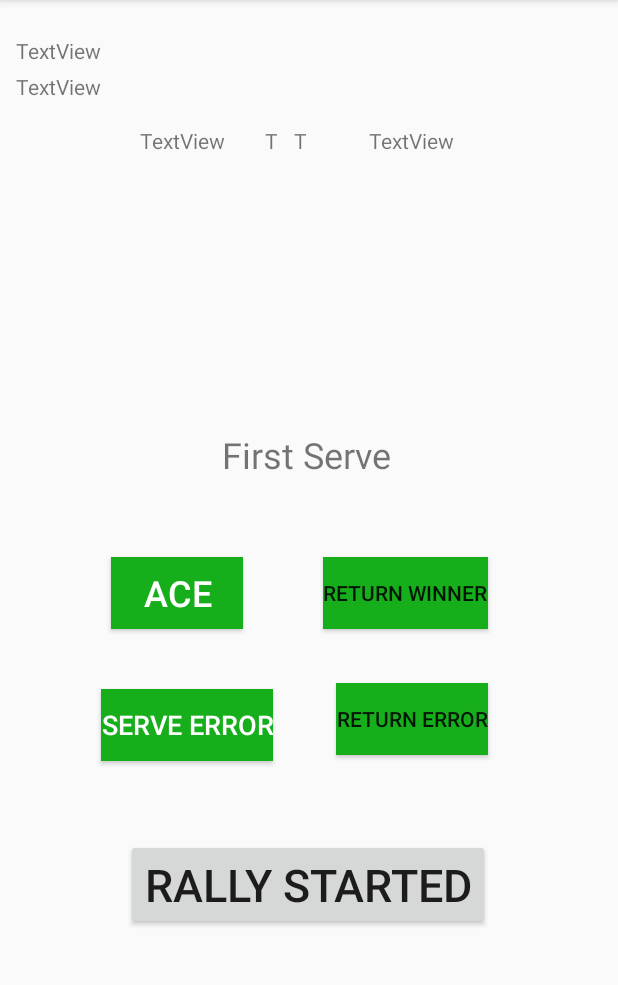
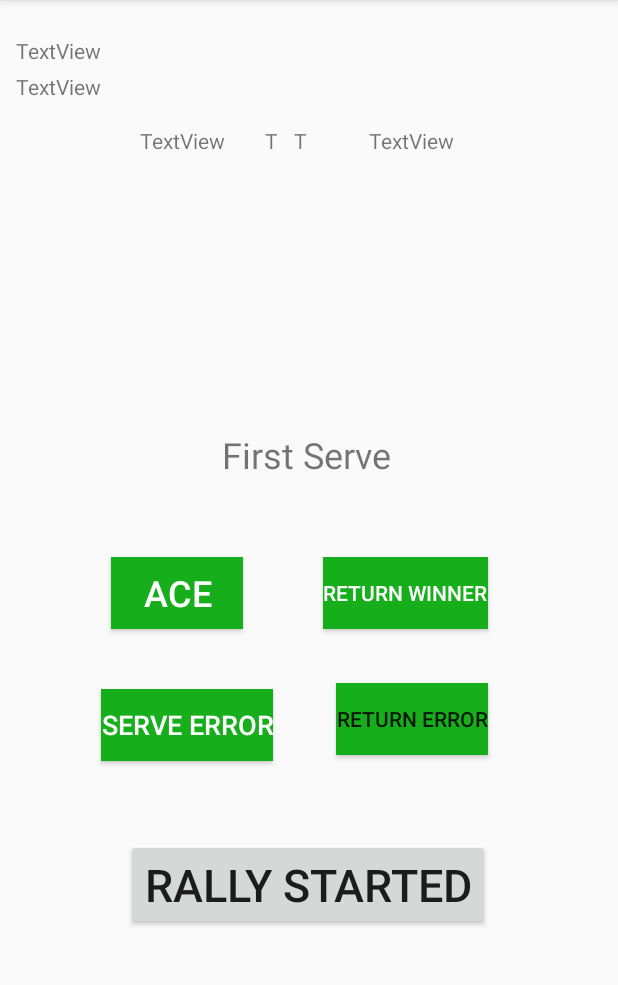
Before and after one commit to Naevin/TennisStats, an Android app: the NewPointFragment screen opened directly, with no data from a screen before it, on a phone screen of 412 x 824 dp, the part 84-1069 px from its top. Run offline under Robolectric (Android 15) with nearby library versions, the phone set to English and light mode, and no system bars.

Commit message:
Pushing initial work

```diff
--- a/app/src/main/res/layout/fragment_new_point.xml
+++ b/app/src/main/res/layout/fragment_new_point.xml
@@ -84,6 +84,7 @@
         android:layout_marginRight="60dp"
         android:background="@color/colorPrimary"
         android:text="Return Winner"
+        android:textColor="@android:color/white"
         app:layout_constraintEnd_toEndOf="parent"
         app:layout_constraintTop_toBottomOf="@+id/firstServeTitle" />
 
```
